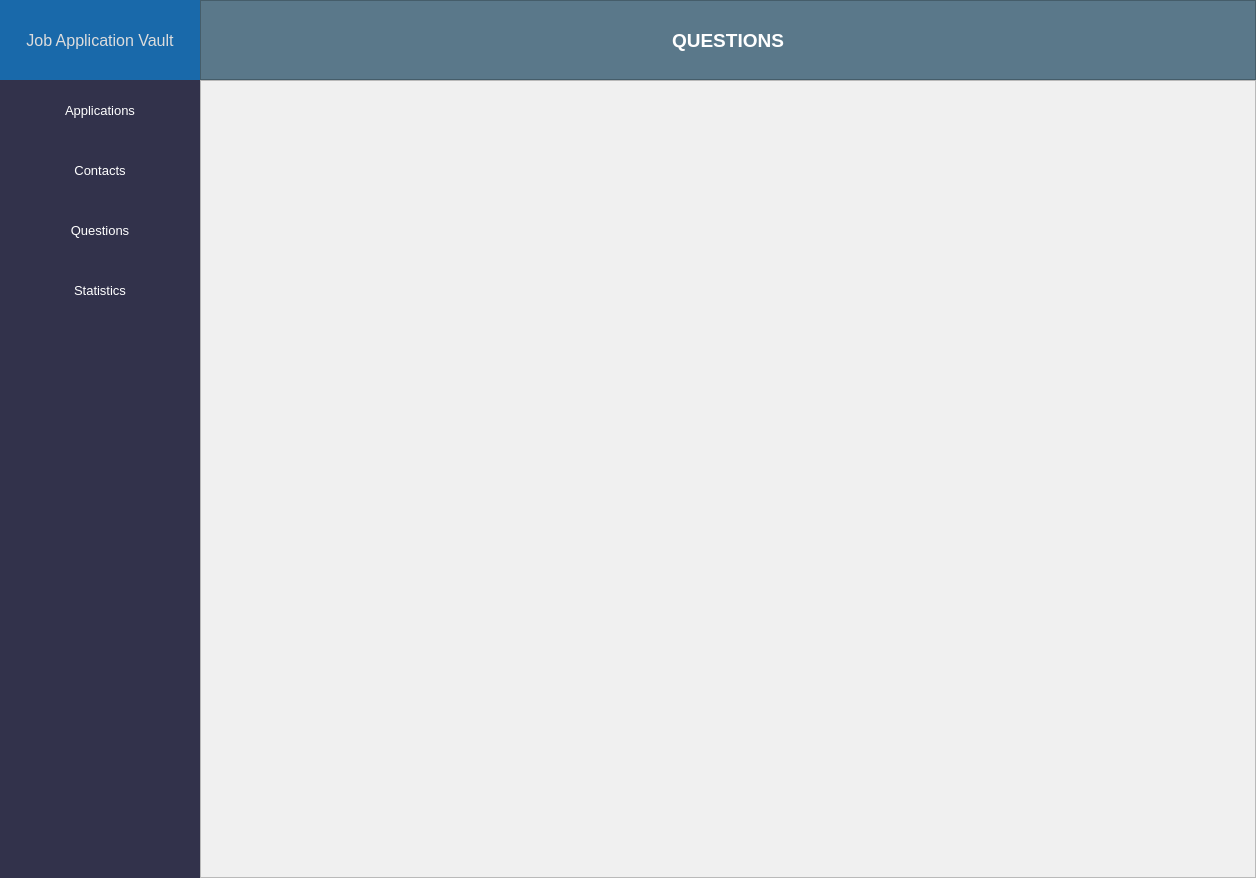
Old version of the form docs/ui_files/main_window.ui in the repository AdamZieman/JobApplicationVault.
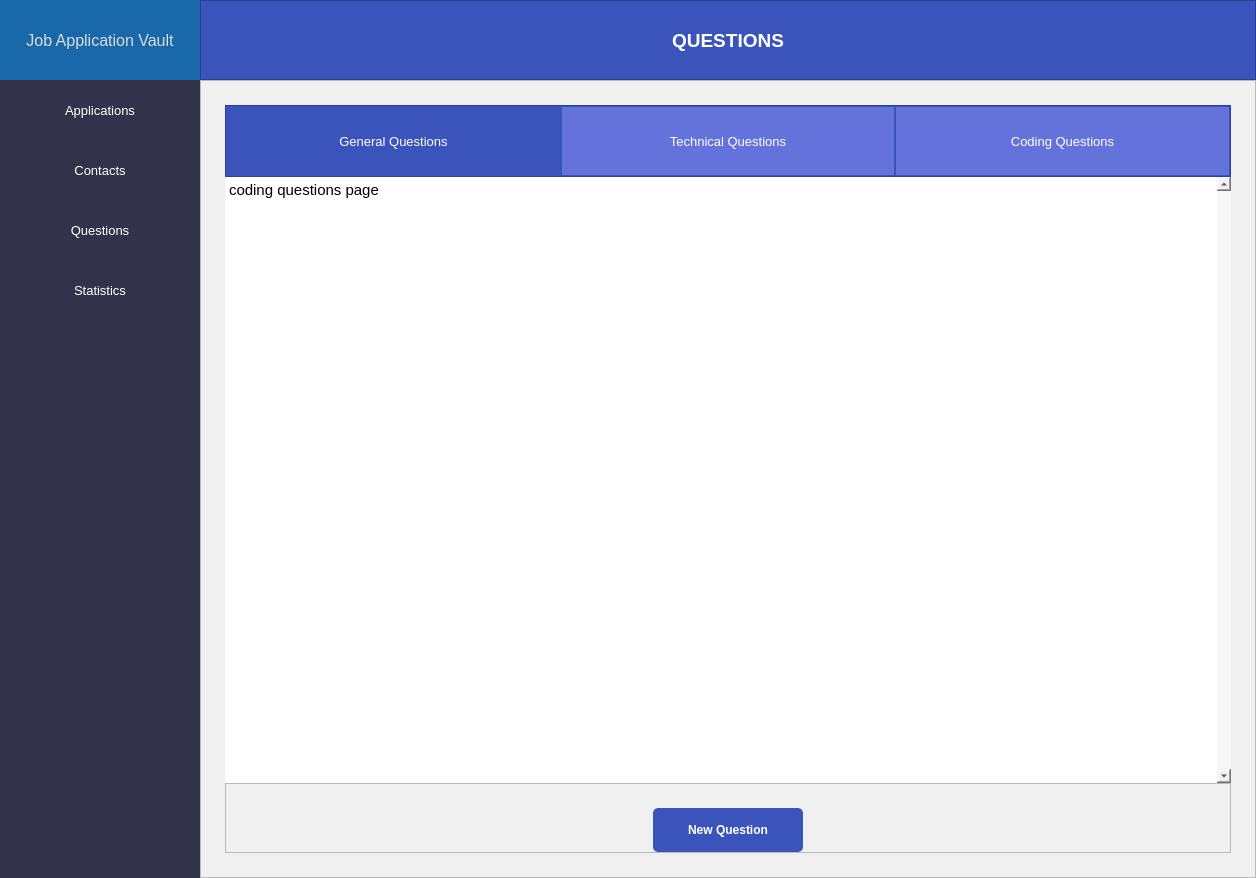
New version of the form. The open tabs and pages were chosen to show the change.

Commit message: Adds content to questions page

Diff of the .ui file:
```diff
--- a/docs/ui_files/main_window.ui
+++ b/docs/ui_files/main_window.ui
@@ -1745,7 +1745,7 @@
               </size>
              </property>
              <property name="styleSheet">
-              <string notr="true">background-color: rgb(90, 120, 138);
+              <string notr="true">background-color: rgb(59, 84, 188);
 color: white;</string>
              </property>
              <property name="frameShape">
@@ -1798,6 +1798,338 @@
              <property name="frameShadow">
               <enum>QFrame::Raised</enum>
              </property>
+             <layout class="QVBoxLayout" name="verticalLayout_3">
+              <property name="spacing">
+               <number>0</number>
+              </property>
+              <property name="leftMargin">
+               <number>24</number>
+              </property>
+              <property name="topMargin">
+               <number>24</number>
+              </property>
+              <property name="rightMargin">
+               <number>24</number>
+              </property>
+              <property name="bottomMargin">
+               <number>24</number>
+              </property>
+              <item>
+               <widget class="QFrame" name="questions_navagation_frame">
+                <property name="styleSheet">
+                 <string notr="true">QFrame {
+background-color: rgb(59, 84, 188);
+color: white;
+}
+QPushButton {
+border:1px solid rgb(59, 84, 188);
+background-color: rgb(100, 115, 220);
+color: white;
+}</string>
+                </property>
+                <property name="frameShape">
+                 <enum>QFrame::StyledPanel</enum>
+                </property>
+                <property name="frameShadow">
+                 <enum>QFrame::Raised</enum>
+                </property>
+                <layout class="QHBoxLayout" name="horizontalLayout">
+                 <property name="spacing">
+                  <number>0</number>
+                 </property>
+                 <property name="leftMargin">
+                  <number>0</number>
+                 </property>
+                 <property name="topMargin">
+                  <number>0</number>
+                 </property>
+                 <property name="rightMargin">
+                  <number>0</number>
+                 </property>
+                 <property name="bottomMargin">
+                  <number>0</number>
+                 </property>
+                 <item>
+                  <widget class="QPushButton" name="general_questions_page_button">
+                   <property name="minimumSize">
+                    <size>
+                     <width>0</width>
+                     <height>70</height>
+                    </size>
+                   </property>
+                   <property name="font">
+                    <font>
+                     <pointsize>10</pointsize>
+                    </font>
+                   </property>
+                   <property name="styleSheet">
+                    <string notr="true">background-color: rgb(59, 84, 188);</string>
+                   </property>
+                   <property name="text">
+                    <string>General Questions</string>
+                   </property>
+                  </widget>
+                 </item>
+                 <item>
+                  <widget class="QPushButton" name="technical_questions_page_button">
+                   <property name="minimumSize">
+                    <size>
+                     <width>0</width>
+                     <height>70</height>
+                    </size>
+                   </property>
+                   <property name="font">
+                    <font>
+                     <pointsize>10</pointsize>
+                    </font>
+                   </property>
+                   <property name="text">
+                    <string>Technical Questions</string>
+                   </property>
+                  </widget>
+                 </item>
+                 <item>
+                  <widget class="QPushButton" name="coding_questions_page_button">
+                   <property name="minimumSize">
+                    <size>
+                     <width>0</width>
+                     <height>70</height>
+                    </size>
+                   </property>
+                   <property name="font">
+                    <font>
+                     <pointsize>10</pointsize>
+                    </font>
+                   </property>
+                   <property name="text">
+                    <string>Coding Questions</string>
+                   </property>
+                  </widget>
+                 </item>
+                </layout>
+               </widget>
+              </item>
+              <item>
+               <widget class="QStackedWidget" name="questions_stacked_widget">
+                <property name="styleSheet">
+                 <string notr="true">QPlainTextEdit {
+background-color: rgb(255, 255, 255);
+}</string>
+                </property>
+                <property name="currentIndex">
+                 <number>2</number>
+                </property>
+                <widget class="QWidget" name="general_questions_page">
+                 <layout class="QVBoxLayout" name="verticalLayout_6">
+                  <property name="spacing">
+                   <number>0</number>
+                  </property>
+                  <property name="leftMargin">
+                   <number>0</number>
+                  </property>
+                  <property name="topMargin">
+                   <number>0</number>
+                  </property>
+                  <property name="rightMargin">
+                   <number>0</number>
+                  </property>
+                  <property name="bottomMargin">
+                   <number>0</number>
+                  </property>
+                  <item>
+                   <widget class="QPlainTextEdit" name="general_questions_plain_text_edit">
+                    <property name="font">
+                     <font>
+                      <pointsize>11</pointsize>
+                     </font>
+                    </property>
+                    <property name="frameShape">
+                     <enum>QFrame::NoFrame</enum>
+                    </property>
+                    <property name="verticalScrollBarPolicy">
+                     <enum>Qt::ScrollBarAlwaysOn</enum>
+                    </property>
+                    <property name="horizontalScrollBarPolicy">
+                     <enum>Qt::ScrollBarAsNeeded</enum>
+                    </property>
+                    <property name="readOnly">
+                     <bool>true</bool>
+                    </property>
+                    <property name="plainText">
+                     <string>general questions page</string>
+                    </property>
+                   </widget>
+                  </item>
+                 </layout>
+                </widget>
+                <widget class="QWidget" name="technical_questions_page">
+                 <layout class="QVBoxLayout" name="verticalLayout_5">
+                  <property name="spacing">
+                   <number>0</number>
+                  </property>
+                  <property name="leftMargin">
+                   <number>0</number>
+                  </property>
+                  <property name="topMargin">
+                   <number>0</number>
+                  </property>
+                  <property name="rightMargin">
+                   <number>0</number>
+                  </property>
+                  <property name="bottomMargin">
+                   <number>0</number>
+                  </property>
+                  <item>
+                   <widget class="QPlainTextEdit" name="techinal_questions_plain_text_edit">
+                    <property name="font">
+                     <font>
+                      <pointsize>11</pointsize>
+                     </font>
+                    </property>
+                    <property name="frameShape">
+                     <enum>QFrame::NoFrame</enum>
+                    </property>
+                    <property name="verticalScrollBarPolicy">
+                     <enum>Qt::ScrollBarAlwaysOn</enum>
+                    </property>
+                    <property name="readOnly">
+                     <bool>true</bool>
+                    </property>
+                    <property name="plainText">
+                     <string>technical questions page</string>
+                    </property>
+                   </widget>
+                  </item>
+                 </layout>
+                </widget>
+                <widget class="QWidget" name="coding_questions_page">
+                 <layout class="QVBoxLayout" name="verticalLayout_4">
+                  <property name="spacing">
+                   <number>0</number>
+                  </property>
+                  <property name="leftMargin">
+                   <number>0</number>
+                  </property>
+                  <property name="topMargin">
+                   <number>0</number>
+                  </property>
+                  <property name="rightMargin">
+                   <number>0</number>
+                  </property>
+                  <property name="bottomMargin">
+                   <number>0</number>
+                  </property>
+                  <item>
+                   <widget class="QPlainTextEdit" name="coding_questions_plain_text_edit">
+                    <property name="font">
+                     <font>
+                      <pointsize>11</pointsize>
+                     </font>
+                    </property>
+                    <property name="frameShape">
+                     <enum>QFrame::NoFrame</enum>
+                    </property>
+                    <property name="verticalScrollBarPolicy">
+                     <enum>Qt::ScrollBarAlwaysOn</enum>
+                    </property>
+                    <property name="horizontalScrollBarPolicy">
+                     <enum>Qt::ScrollBarAsNeeded</enum>
+                    </property>
+                    <property name="readOnly">
+                     <bool>true</bool>
+                    </property>
+                    <property name="plainText">
+                     <string>coding questions page</string>
+                    </property>
+                   </widget>
+                  </item>
+                 </layout>
+                </widget>
+               </widget>
+              </item>
+              <item>
+               <widget class="QFrame" name="questions_action_frame">
+                <property name="styleSheet">
+                 <string notr="true">QPushButton {
+padding: 15px 35px;
+border: none;
+border-radius: 5px;
+background-color: rgb(59, 84, 188);
+color: white;
+}
+QPushButton:Hover {
+background-color: rgb(32, 61, 188);
+}
+QPushButton:Pressed {
+background-color: rgb(59, 84, 188);
+}</string>
+                </property>
+                <property name="frameShape">
+                 <enum>QFrame::StyledPanel</enum>
+                </property>
+                <property name="frameShadow">
+                 <enum>QFrame::Raised</enum>
+                </property>
+                <layout class="QHBoxLayout" name="horizontalLayout_2">
+                 <property name="spacing">
+                  <number>0</number>
+                 </property>
+                 <property name="leftMargin">
+                  <number>0</number>
+                 </property>
+                 <property name="topMargin">
+                  <number>24</number>
+                 </property>
+                 <property name="rightMargin">
+                  <number>0</number>
+                 </property>
+                 <property name="bottomMargin">
+                  <number>0</number>
+                 </property>
+                 <item>
+                  <spacer name="questionsAdctionFrameLeftSpacer">
+                   <property name="orientation">
+                    <enum>Qt::Horizontal</enum>
+                   </property>
+                   <property name="sizeHint" stdset="0">
+                    <size>
+                     <width>422</width>
+                     <height>20</height>
+                    </size>
+                   </property>
+                  </spacer>
+                 </item>
+                 <item>
+                  <widget class="QPushButton" name="new_question_button">
+                   <property name="font">
+                    <font>
+                     <pointsize>9</pointsize>
+                     <weight>75</weight>
+                     <bold>true</bold>
+                    </font>
+                   </property>
+                   <property name="text">
+                    <string>New Question</string>
+                   </property>
+                  </widget>
+                 </item>
+                 <item>
+                  <spacer name="questionsActionFrameRightSpacer">
+                   <property name="orientation">
+                    <enum>Qt::Horizontal</enum>
+                   </property>
+                   <property name="sizeHint" stdset="0">
+                    <size>
+                     <width>421</width>
+                     <height>20</height>
+                    </size>
+                   </property>
+                  </spacer>
+                 </item>
+                </layout>
+               </widget>
+              </item>
+             </layout>
             </widget>
            </item>
           </layout>
```
Left out of the diff: 10 changed lines with no effect on the pictures.
